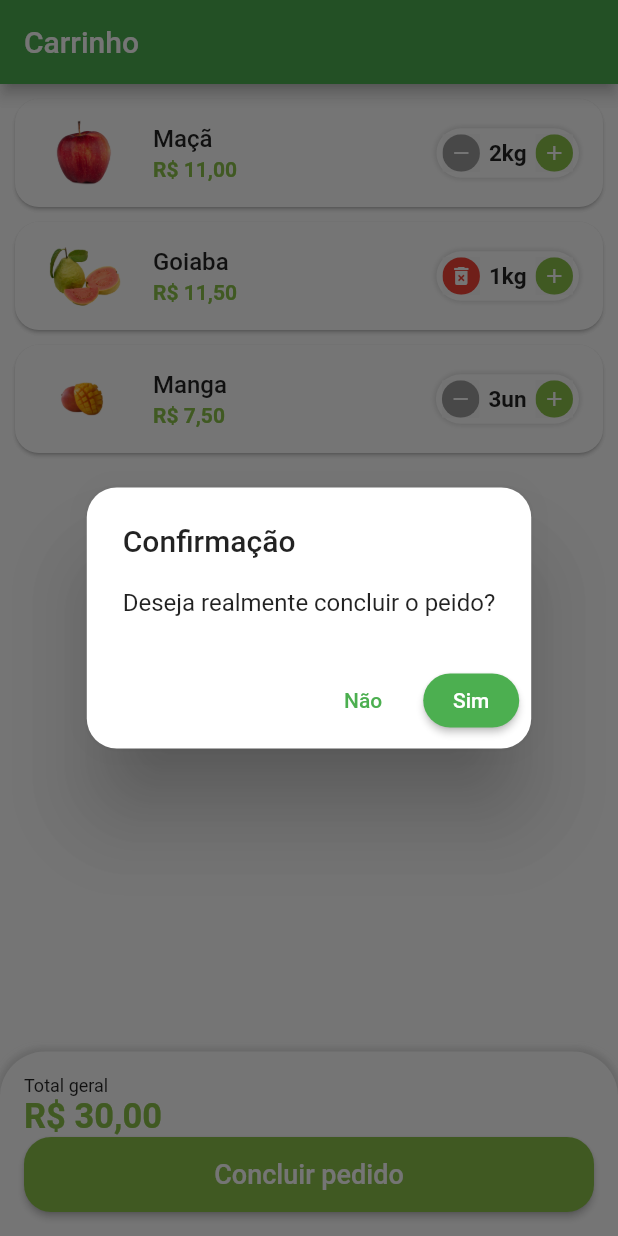
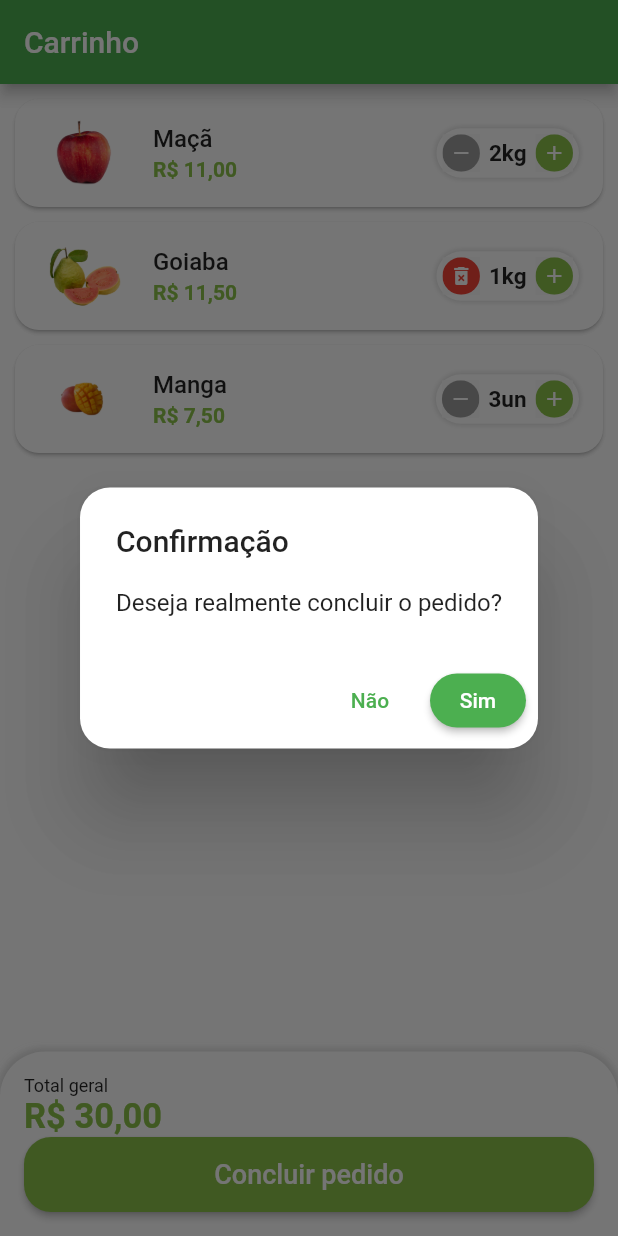
Before and after one commit to MantoDev97/QuitandaVirtual, a Flutter app: the CartTab screen opened directly, after a tap on "Concluir pedido", on a phone screen of 412 x 824 dp. Run offline on Flutter 3.47's test engine with Material 2 defaults, Android fonts, the phone set to English and light mode, and no system bars; our stand-ins replace animated_text_kit, badges, mask_text_input_formatter, qr_flutter.

Commit message:
modificações qrcode

```diff
--- a/lib/src/pages/cart/cart_tab.dart
+++ b/lib/src/pages/cart/cart_tab.dart
@@ -138,7 +138,7 @@ class _CartTabState extends State<CartTab> {
             borderRadius: BorderRadius.circular(20),
           ),
           title: const Text('Confirmação'),
-          content: const Text('Deseja realmente concluir o peido?'),
+          content: const Text('Deseja realmente concluir o pedido?'),
           actions: [
             TextButton(
               onPressed: () {
```
Also changed, not shown: pubspec.lock.
